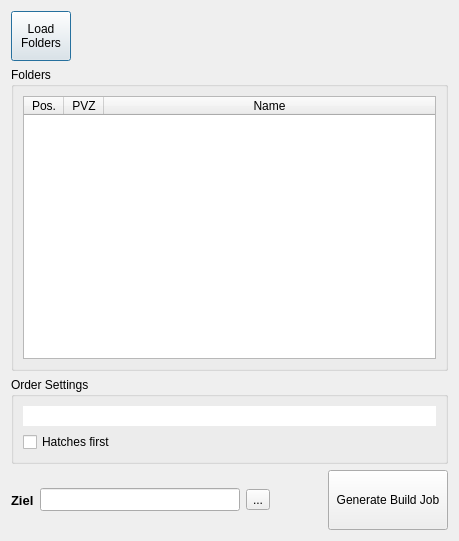
First picture: the form in gui/buildGUI.ui, repository lhalb/Figurprogrammierung, before the edit.
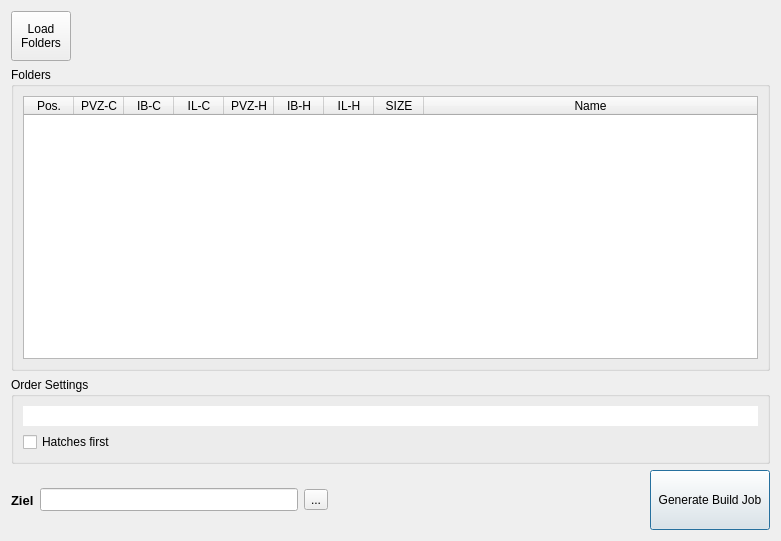
Second picture: the form after the edit.

Commit message: Release 0.1.0 - Parameters for Contours and Hatches can be written in .txt file - Build job generator now generates full Job - various bugfixes - Parameters are tried to be read from figure folder - if no parameters are found - dummy data will be created - Different parameters for Hatches and Contours can bet set - BJG now warns, when incompatible figures regarding size are loaded - BJG now passes correct parameters for each section to cnc-file - Parameters can be set in GUI after reading from disk - BJG now warns, if Order is set to same Positions

```diff
--- a/gui/buildGUI.ui
+++ b/gui/buildGUI.ui
@@ -6,7 +6,7 @@
    <rect>
     <x>0</x>
     <y>0</y>
-    <width>459</width>
+    <width>781</width>
     <height>541</height>
    </rect>
   </property>
@@ -49,6 +49,9 @@
        <property name="shortcut">
         <string>Ctrl+O</string>
        </property>
+       <property name="autoDefault">
+        <bool>false</bool>
+       </property>
       </widget>
      </item>
      <item>
@@ -99,7 +102,7 @@
          <number>0</number>
         </property>
         <property name="columnCount">
-         <number>3</number>
+         <number>9</number>
         </property>
         <attribute name="horizontalHeaderCascadingSectionResizes">
          <bool>false</bool>
@@ -108,7 +111,7 @@
          <number>25</number>
         </attribute>
         <attribute name="horizontalHeaderDefaultSectionSize">
-         <number>40</number>
+         <number>50</number>
         </attribute>
         <attribute name="horizontalHeaderHighlightSections">
          <bool>true</bool>
@@ -125,11 +128,14 @@
         <attribute name="verticalHeaderCascadingSectionResizes">
          <bool>false</bool>
         </attribute>
+        <attribute name="verticalHeaderDefaultSectionSize">
+         <number>25</number>
+        </attribute>
         <attribute name="verticalHeaderHighlightSections">
          <bool>false</bool>
         </attribute>
         <attribute name="verticalHeaderShowSortIndicator" stdset="0">
-         <bool>true</bool>
+         <bool>false</bool>
         </attribute>
         <column>
          <property name="text">
@@ -138,7 +144,37 @@
         </column>
         <column>
          <property name="text">
-          <string>PVZ</string>
+          <string>PVZ-C</string>
+         </property>
+        </column>
+        <column>
+         <property name="text">
+          <string>IB-C</string>
+         </property>
+        </column>
+        <column>
+         <property name="text">
+          <string>IL-C</string>
+         </property>
+        </column>
+        <column>
+         <property name="text">
+          <string>PVZ-H</string>
+         </property>
+        </column>
+        <column>
+         <property name="text">
+          <string>IB-H</string>
+         </property>
+        </column>
+        <column>
+         <property name="text">
+          <string>IL-H</string>
+         </property>
+        </column>
+        <column>
+         <property name="text">
+          <string>SIZE</string>
          </property>
         </column>
         <column>
@@ -225,6 +261,15 @@
          <property name="shortcut">
           <string>Ctrl+S</string>
          </property>
+         <property name="toolButtonStyle">
+          <enum>Qt::ToolButtonIconOnly</enum>
+         </property>
+         <property name="autoRaise">
+          <bool>false</bool>
+         </property>
+         <property name="arrowType">
+          <enum>Qt::NoArrow</enum>
+         </property>
         </widget>
        </item>
       </layout>
@@ -253,6 +298,9 @@
        <property name="text">
         <string>Generate Build Job</string>
        </property>
+       <property name="default">
+        <bool>true</bool>
+       </property>
       </widget>
      </item>
     </layout>
```
Left out of the diff: 6 changed lines with no effect on the pictures. The commit also changes 9 other files.
